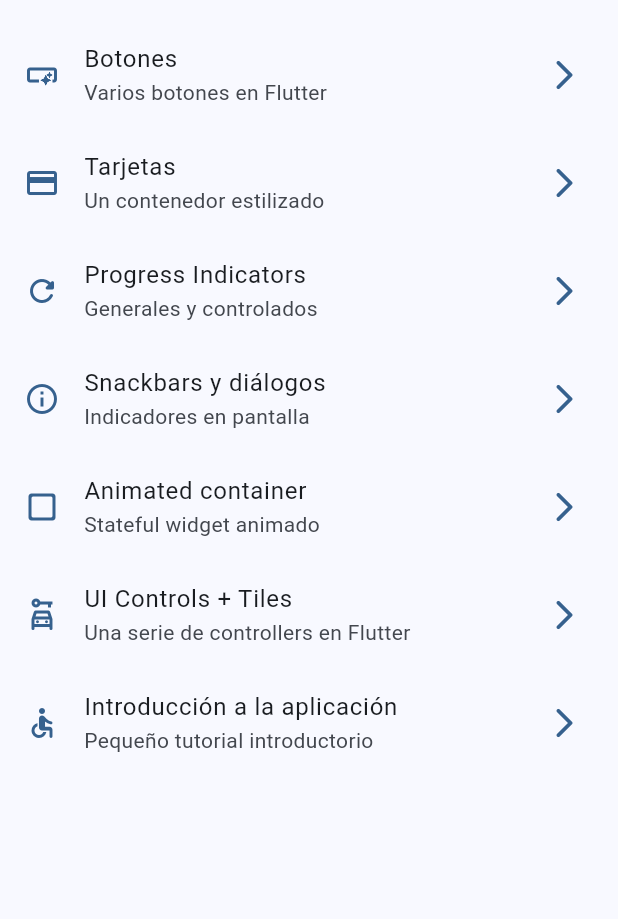
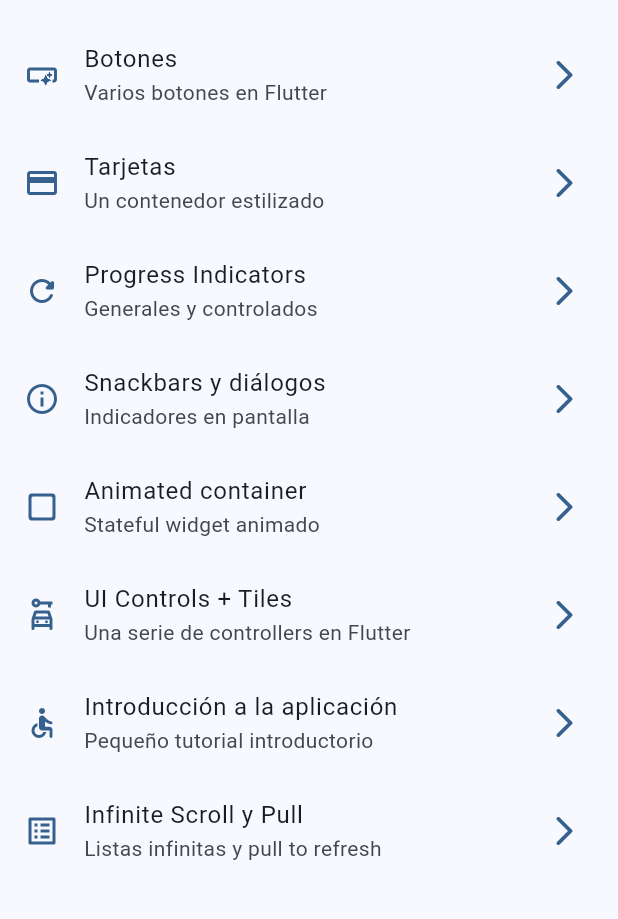
Before and after one commit to luisprmat/flutter-widgets-test, a Flutter app: the screen it shows after launch, on a phone screen of 412 x 824 dp, the part 63-982 px from its top. Run offline on Flutter 3.47's test engine with Material 3 defaults, Android fonts, the phone set to English and light mode, and no system bars; our stand-ins replace animate_do, go_router.

Commit message:
Infinite scroll - bases

```diff
--- a/lib/config/menu/menu_items.dart
+++ b/lib/config/menu/menu_items.dart
@@ -63,4 +63,11 @@ const appMenuItems = <MenuItem>[
     link: '/tutorial',
     icon: Icons.accessible_rounded,
   ),
+
+  MenuItem(
+    title: 'Infinite Scroll y Pull',
+    subTitle: 'Listas infinitas y pull to refresh',
+    link: '/infinite',
+    icon: Icons.list_alt_outlined,
+  ),
 ];
--- a/lib/config/router/app_router.dart
+++ b/lib/config/router/app_router.dart
@@ -44,5 +44,10 @@ final appRouter = GoRouter(
       name: AppTutorialScreen.name,
       builder: (context, state) => AppTutorialScreen(),
     ),
+    GoRoute(
+      path: '/infinite',
+      name: InfiniteScrollScreen.name,
+      builder: (context, state) => InfiniteScrollScreen(),
+    ),
   ],
 );
```
Also changed, not shown: lib/presentation/screens/infinite_scroll/infinite_scroll_screen.dart (+36 -2 lines).
